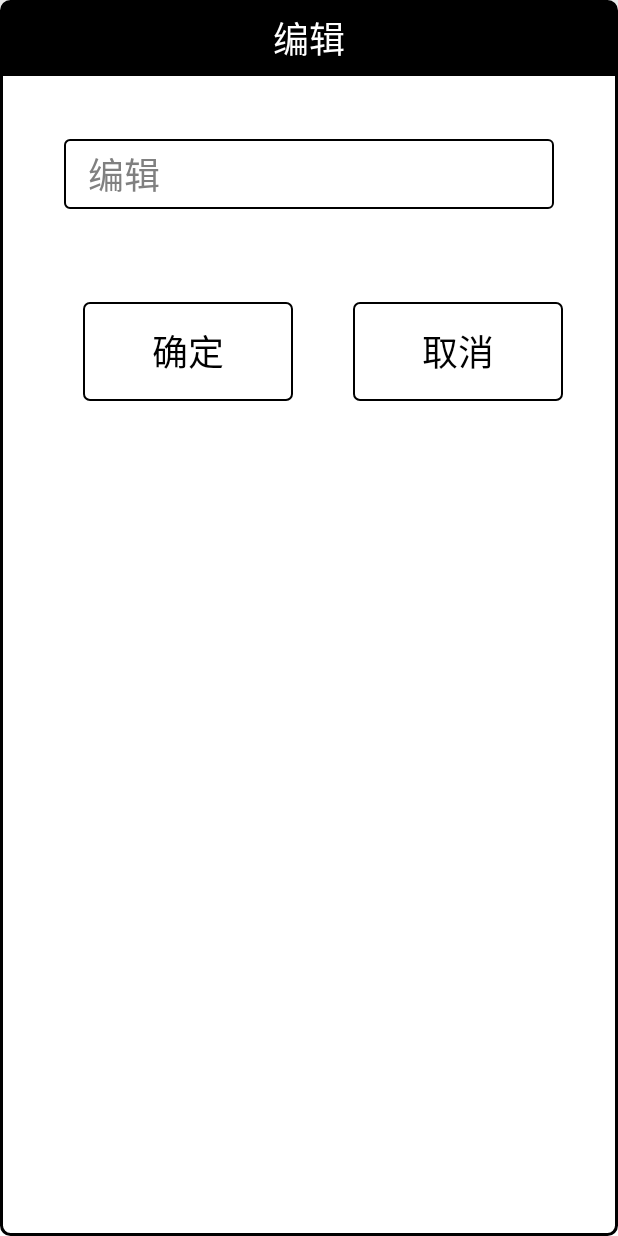
After one commit to BeiJingLgs/RealtimeAsr, an Android app: the layout dialog_edit.xml on its own in the app's theme, with its tools: preview values and no code run, on a phone screen of 412 x 824 dp. The commit adds this screen. Run offline under Robolectric (Android 15) with nearby library versions, the phone set to English and light mode, and no system bars.

Commit message:
编辑添加完善

```diff
--- a/app/src/main/java/com/hanvon/speech/realtime/view/CommonDialog.java
+++ b/app/src/main/java/com/hanvon/speech/realtime/view/CommonDialog.java
@@ -156,6 +156,7 @@ public class CommonDialog {
 		// ˢ��һ�½���
 		((Activity)(context)).getWindow().getDecorView().invalidate();
 		popup = new PopupWindow(view, (int)context.getResources().getDimension(R.dimen.mydialog_width), LayoutParams.WRAP_CONTENT, true);
+
 		// ��Ļ������ʾ
 		if (view == null)
 			return;
--- /dev/null
+++ b/app/src/main/res/layout/dialog_edit.xml
@@ -0,0 +1,90 @@
+<?xml version="1.0" encoding="utf-8"?>
+<LinearLayout xmlns:android="http://schemas.android.com/apk/res/android"
+    android:layout_width="match_parent"
+    android:layout_height="match_parent"
+    android:background="@drawable/mydialog_edge"
+    android:focusable="true"
+    android:focusableInTouchMode="true"
+    android:orientation="vertical" >
+
+    <TextView
+        android:id="@+id/textTitle"
+        android:layout_width="match_parent"
+        android:layout_height="@dimen/mydialog_title_height"
+        android:background="@drawable/mydialog_title"
+        android:text="编辑"
+        android:gravity="center"
+        android:textColor="@android:color/white"
+        android:textSize="@dimen/mydialog_title_font" />
+
+    <TextView
+        android:id="@+id/textInfo"
+        android:layout_width="match_parent"
+        android:layout_height="wrap_content"
+        android:layout_margin="@dimen/mydialog_margin_message"
+        android:text="TextView"
+        android:textColor="@android:color/black"
+        android:textSize="@dimen/mydialog_message_font"
+        android:visibility="gone" />
+
+    <EditText
+        android:id="@+id/editTextInfor"
+        android:layout_width="match_parent"
+        android:layout_height="wrap_content"
+        android:layout_margin="@dimen/dialog_margin_mid"
+        android:gravity="center_vertical"
+        android:hint="编辑"
+        android:paddingTop="@dimen/margin_s"
+        android:paddingBottom="@dimen/margin_s"
+        android:paddingLeft="@dimen/dialog_margin_mini"
+        android:paddingRight="@dimen/dialog_margin_mini"
+        android:background="@drawable/edit_edge"
+        android:textColor="@android:color/black"
+        android:textSize="@dimen/mydialog_button_font">
+        <requestFocus />
+    </EditText>
+
+    <RelativeLayout
+        android:id="@+id/relativeLayoutBtns"
+        android:layout_width="match_parent"
+        android:layout_height="wrap_content"
+        android:paddingBottom="@dimen/mydialog_margin_small"
+        android:paddingLeft="@dimen/mydialog_margin_small"
+        android:paddingRight="@dimen/mydialog_margin_small" >
+
+        <Button
+            android:id="@+id/btnOK"
+            android:layout_width="@dimen/mydialog_button_width"
+            android:layout_height="@dimen/mydialog_button_height"
+            android:background="@drawable/mydialog_basebtn"
+            android:text="OK"
+            android:textSize="@dimen/mydialog_button_font"
+            android:layout_margin="@dimen/margin_M"
+            android:visibility="invisible" />
+
+
+
+        <Button
+            android:id="@+id/btnNeutral"
+            android:layout_width="@dimen/mydialog_button_width"
+            android:layout_height="@dimen/mydialog_button_height"
+            android:background="@drawable/mydialog_basebtn"
+            android:text="确定"
+            android:textSize="@dimen/mydialog_button_font"
+            android:layout_margin="@dimen/margin_M"
+            android:layout_toLeftOf="@+id/btnCancel"
+            android:visibility="visible" />
+
+        <Button
+            android:id="@+id/btnCancel"
+            android:layout_width="@dimen/mydialog_button_width"
+            android:layout_height="@dimen/mydialog_button_height"
+            android:background="@drawable/mydialog_basebtn"
+            android:text="取消"
+            android:textSize="@dimen/mydialog_button_font"
+            android:layout_margin="@dimen/margin_M"
+            android:layout_alignParentRight="true"
+            android:visibility="visible" />
+    </RelativeLayout>
+
+</LinearLayout>
```
Also changed, not shown: app/src/main/java/com/hanvon/speech/realtime/adapter/SequenceAdapter.java (+24 -3 lines), app/src/main/java/com/hanvon/speech/realtime/ui/IatActivity.java (+39 -22 lines), app/src/main/java/com/hanvon/speech/realtime/util/CommonUtils.java (+15 -17 lines).
